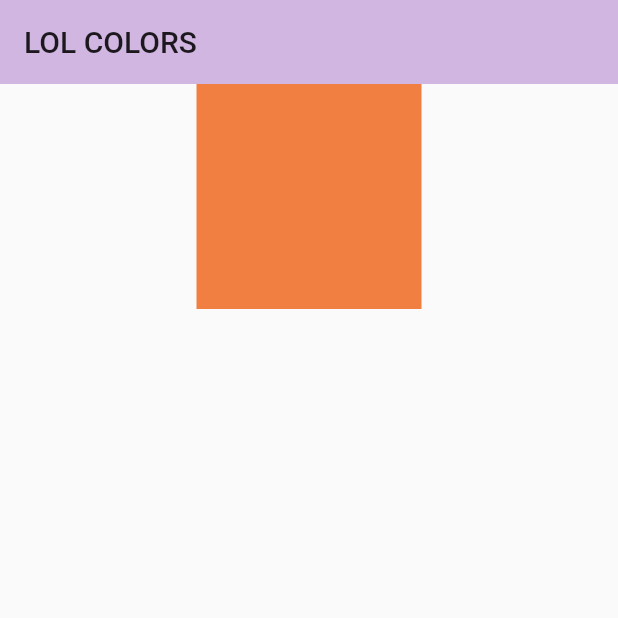
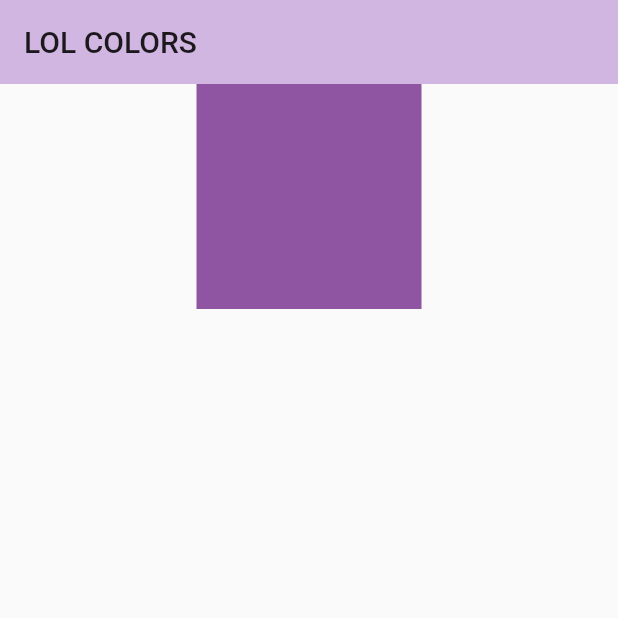
Before and after one commit to SergioEric/lol_colors_flutter, a Flutter app: the screen it shows after launch, on a phone screen of 412 x 824 dp, the top half of it. Run offline on Flutter 3.47's test engine with Material 2 defaults, Android fonts, the phone set to English and light mode, and no system bars.

Commit message:
lol_colors_list_1

```diff
--- a/project/example/lib/main.dart
+++ b/project/example/lib/main.dart
@@ -32,13 +32,13 @@ class HomePage extends StatelessWidget {
       body: Column(
         children: [
           Container(
-            color: Colors.blue,
+            color: LolColors.c1070_3,
           ),
           Container(
             height: 150,
             width: 150,
             decoration: BoxDecoration(
-              color: LolColors.c2209_3,
+              color: LolColors.c1070_3,
             ),
           ),
           Container(color: LolColors.c4714_1,)
--- a/project/pubspec.yaml
+++ b/project/pubspec.yaml
@@ -6,7 +6,7 @@ description: Flutter package for lolcolors page, based on web design rankings co
 version: 0.0.3
 maintainer: Sergio Eric (@sergioemr)
 homepage: https://www.webdesignrankings.com/resources/lolcolors/
-repository: https://github.com/SergioEric/lol_colors_flutter/tree/master/packages/Colors
+repository: https://github.com/SergioEric/lol_colors_flutter/tree/master/project
 
 environment:
   sdk: ">=2.7.0 <3.0.0"
```
Also changed, not shown: resources/list-lol-colors/ lol_colors_list_1.png (added).
